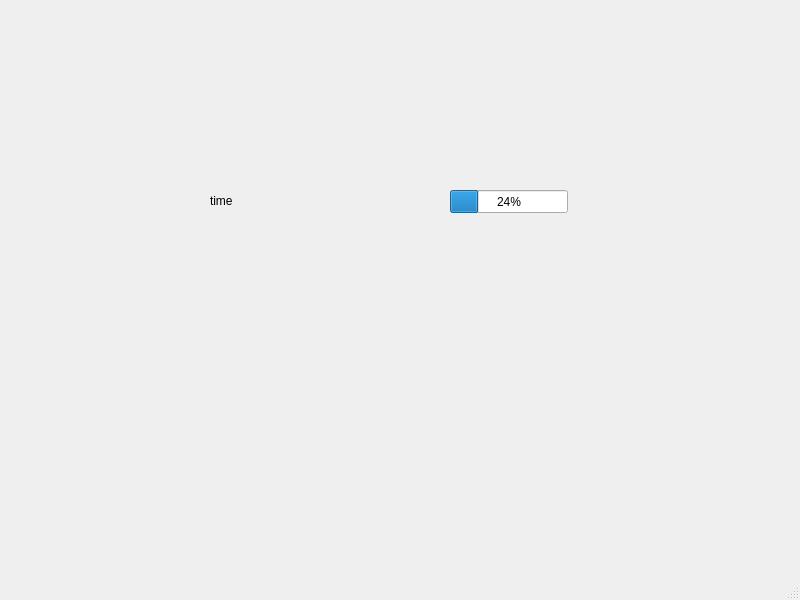
The window that mainwindow.ui (vishnulatheesh001/System-Monitor-App) describes before a commit, drawn with Qt 5.
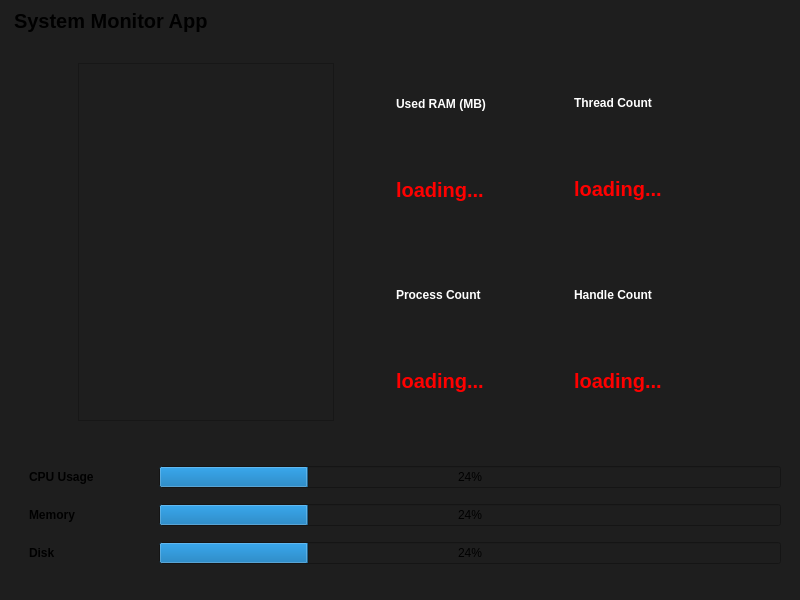
The same window after the commit.

The edit to the form file:
```diff
--- a/mainwindow.ui
+++ b/mainwindow.ui
@@ -10,46 +10,404 @@
     <height>600</height>
    </rect>
   </property>
+  <property name="sizePolicy">
+   <sizepolicy hsizetype="Fixed" vsizetype="Fixed">
+    <horstretch>0</horstretch>
+    <verstretch>0</verstretch>
+   </sizepolicy>
+  </property>
+  <property name="minimumSize">
+   <size>
+    <width>800</width>
+    <height>600</height>
+   </size>
+  </property>
+  <property name="maximumSize">
+   <size>
+    <width>800</width>
+    <height>600</height>
+   </size>
+  </property>
   <property name="windowTitle">
    <string>MainWindow</string>
   </property>
+  <property name="autoFillBackground">
+   <bool>false</bool>
+  </property>
+  <property name="styleSheet">
+   <string notr="true">background-color:#1E1E1E;</string>
+  </property>
   <widget class="QWidget" name="centralwidget">
-   <widget class="QProgressBar" name="tempProgressBar">
-    <property name="geometry">
-     <rect>
-      <x>450</x>
-      <y>190</y>
-      <width>118</width>
-      <height>23</height>
-     </rect>
-    </property>
-    <property name="value">
-     <number>24</number>
-    </property>
-   </widget>
-   <widget class="QLabel" name="timeLabel">
-    <property name="geometry">
-     <rect>
-      <x>210</x>
-      <y>180</y>
-      <width>91</width>
-      <height>41</height>
-     </rect>
-    </property>
-    <property name="text">
-     <string>time</string>
-    </property>
-   </widget>
-  </widget>
-  <widget class="QMenuBar" name="menubar">
-   <property name="geometry">
-    <rect>
-     <x>0</x>
-     <y>0</y>
-     <width>800</width>
-     <height>25</height>
-    </rect>
-   </property>
+   <layout class="QVBoxLayout" name="verticalLayout_8">
+    <item>
+     <widget class="QLabel" name="heading_label">
+      <property name="sizePolicy">
+       <sizepolicy hsizetype="Minimum" vsizetype="Fixed">
+        <horstretch>0</horstretch>
+        <verstretch>0</verstretch>
+       </sizepolicy>
+      </property>
+      <property name="styleSheet">
+       <string notr="true">font-size:20px;
+font-weight:bold;
+qproperty-alignment: 'AlignCenter';
+margin-bottom:15px;</string>
+      </property>
+      <property name="text">
+       <string>System Monitor App</string>
+      </property>
+     </widget>
+    </item>
+    <item>
+     <layout class="QHBoxLayout" name="horizontalLayout_6">
+      <item>
+       <layout class="QHBoxLayout" name="horizontalLayout_5" stretch="5,3,3">
+        <property name="leftMargin">
+         <number>60</number>
+        </property>
+        <property name="rightMargin">
+         <number>45</number>
+        </property>
+        <item>
+         <widget class="QWidget" name="widget_5" native="true">
+          <layout class="QVBoxLayout" name="verticalLayout_9" stretch="0">
+           <property name="rightMargin">
+            <number>10</number>
+           </property>
+           <item>
+            <widget class="QTableWidget" name="tableWidget">
+             <property name="enabled">
+              <bool>true</bool>
+             </property>
+             <property name="sizePolicy">
+              <sizepolicy hsizetype="Maximum" vsizetype="Expanding">
+               <horstretch>0</horstretch>
+               <verstretch>0</verstretch>
+              </sizepolicy>
+             </property>
+             <property name="maximumSize">
+              <size>
+               <width>16777215</width>
+               <height>16777215</height>
+              </size>
+             </property>
+             <property name="layoutDirection">
+              <enum>Qt::LayoutDirection::LeftToRight</enum>
+             </property>
+             <property name="autoFillBackground">
+              <bool>true</bool>
+             </property>
+             <property name="styleSheet">
+              <string notr="true">
+font-size:12px;
+font-weight:bold;</string>
+             </property>
+            </widget>
+           </item>
+          </layout>
+         </widget>
+        </item>
+        <item>
+         <layout class="QVBoxLayout" name="verticalLayout_6">
+          <property name="leftMargin">
+           <number>10</number>
+          </property>
+          <item>
+           <widget class="QWidget" name="widget" native="true">
+            <property name="styleSheet">
+             <string notr="true">
+</string>
+            </property>
+            <layout class="QVBoxLayout" name="verticalLayout_2">
+             <item>
+              <widget class="QLabel" name="label_5">
+               <property name="styleSheet">
+                <string notr="true">color:white;
+font-size:12px;
+font-weight:bold;
+ qproperty-alignment: 'AlignCenter';</string>
+               </property>
+               <property name="text">
+                <string>Used RAM (MB)</string>
+               </property>
+              </widget>
+             </item>
+             <item>
+              <widget class="QLabel" name="RAM_label">
+               <property name="layoutDirection">
+                <enum>Qt::LayoutDirection::LeftToRight</enum>
+               </property>
+               <property name="styleSheet">
+                <string notr="true">color : red;
+font-size:20px;
+font-weight:bold;
+
+ qproperty-alignment: 'AlignCenter';</string>
+               </property>
+               <property name="text">
+                <string>loading...</string>
+               </property>
+              </widget>
+             </item>
+            </layout>
+           </widget>
+          </item>
+          <item>
+           <widget class="QWidget" name="widget_2" native="true">
+            <property name="styleSheet">
+             <string notr="true">/*
+background-color: #100638;
+background-image: linear-gradient(170deg, #100638 0%, #073631 100%);
+</string>
+            </property>
+            <layout class="QVBoxLayout" name="verticalLayout_3">
+             <item>
+              <widget class="QLabel" name="label_6">
+               <property name="styleSheet">
+                <string notr="true">color:white;
+font-size:12px;
+font-weight:bold;
+ qproperty-alignment: 'AlignCenter';</string>
+               </property>
+               <property name="text">
+                <string>Process Count</string>
+               </property>
+              </widget>
+             </item>
+             <item>
+              <widget class="QLabel" name="Process_label">
+               <property name="layoutDirection">
+                <enum>Qt::LayoutDirection::LeftToRight</enum>
+               </property>
+               <property name="styleSheet">
+                <string notr="true">color : red;
+font-size:20px;
+font-weight:bold;
+
+ qproperty-alignment: 'AlignCenter';</string>
+               </property>
+               <property name="text">
+                <string>loading...</string>
+               </property>
+              </widget>
+             </item>
+            </layout>
+           </widget>
+          </item>
+         </layout>
+        </item>
+        <item>
+         <layout class="QVBoxLayout" name="verticalLayout_7">
+          <item>
+           <widget class="QWidget" name="widget_3" native="true">
+            <property name="styleSheet">
+             <string notr="true">/*
+background-color: #100638;
+background-image: linear-gradient(170deg, #100638 0%, #073631 100%);
+</string>
+            </property>
+            <layout class="QVBoxLayout" name="verticalLayout_4">
+             <property name="spacing">
+              <number>7</number>
+             </property>
+             <property name="bottomMargin">
+              <number>11</number>
+             </property>
+             <item>
+              <widget class="QLabel" name="label_7">
+               <property name="styleSheet">
+                <string notr="true">color:white
+;
+
+font-size:12px;
+font-weight:bold;
+ qproperty-alignment: 'AlignCenter';</string>
+               </property>
+               <property name="text">
+                <string>Thread Count</string>
+               </property>
+              </widget>
+             </item>
+             <item>
+              <widget class="QLabel" name="Thread_label">
+               <property name="layoutDirection">
+                <enum>Qt::LayoutDirection::LeftToRight</enum>
+               </property>
+               <property name="styleSheet">
+                <string notr="true">color : red;
+font-size:20px;
+font-weight:bold;
+ qproperty-alignment: 'AlignCenter';</string>
+               </property>
+               <property name="text">
+                <string>loading...</string>
+               </property>
+              </widget>
+             </item>
+            </layout>
+           </widget>
+          </item>
+          <item>
+           <widget class="QWidget" name="widget_4" native="true">
+            <property name="styleSheet">
+             <string notr="true">/*
+background-color: #100638;
+background-image: linear-gradient(170deg, #100638 0%, #073631 100%);
+</string>
+            </property>
+            <layout class="QVBoxLayout" name="verticalLayout_5">
+             <item>
+              <widget class="QLabel" name="label_8">
+               <property name="styleSheet">
+                <string notr="true">color:white;
+
+font-size:12px;
+font-weight:bold;
+ qproperty-alignment: 'AlignCenter';</string>
+               </property>
+               <property name="text">
+                <string>Handle Count</string>
+               </property>
+              </widget>
+             </item>
+             <item>
+              <widget class="QLabel" name="Handles_label">
+               <property name="layoutDirection">
+                <enum>Qt::LayoutDirection::LeftToRight</enum>
+               </property>
+               <property name="styleSheet">
+                <string notr="true">color : red;
+font-size:20px;
+font-weight:bold;
+ qproperty-alignment: 'AlignCenter';</string>
+               </property>
+               <property name="text">
+                <string>loading...</string>
+               </property>
+              </widget>
+             </item>
+            </layout>
+           </widget>
+          </item>
+         </layout>
+        </item>
+       </layout>
+      </item>
+     </layout>
+    </item>
+    <item>
+     <layout class="QVBoxLayout" name="verticalLayout">
+      <property name="leftMargin">
+       <number>20</number>
+      </property>
+      <property name="topMargin">
+       <number>25</number>
+      </property>
+      <property name="rightMargin">
+       <number>10</number>
+      </property>
+      <property name="bottomMargin">
+       <number>0</number>
+      </property>
+      <item>
+       <layout class="QHBoxLayout" name="horizontalLayout_2" stretch="1,5">
+        <property name="topMargin">
+         <number>5</number>
+        </property>
+        <property name="bottomMargin">
+         <number>5</number>
+        </property>
+        <item>
+         <widget class="QLabel" name="label_2">
+          <property name="styleSheet">
+           <string notr="true">
+font-size:12px;
+font-weight:bold;</string>
+          </property>
+          <property name="text">
+           <string>CPU Usage</string>
+          </property>
+         </widget>
+        </item>
+        <item>
+         <widget class="QProgressBar" name="cpuProgressBar">
+          <property name="minimumSize">
+           <size>
+            <width>10</width>
+            <height>10</height>
+           </size>
+          </property>
+          <property name="styleSheet">
+           <string notr="true"/>
+          </property>
+          <property name="value">
+           <number>24</number>
+          </property>
+         </widget>
+        </item>
+       </layout>
+      </item>
+      <item>
+       <layout class="QHBoxLayout" name="horizontalLayout_3" stretch="1,5">
+        <property name="topMargin">
+         <number>5</number>
+        </property>
+        <property name="bottomMargin">
+         <number>5</number>
+        </property>
+        <item>
+         <widget class="QLabel" name="label_3">
+          <property name="styleSheet">
+           <string notr="true">
+font-size:12px;
+font-weight:bold;</string>
+          </property>
+          <property name="text">
+           <string>Memory </string>
+          </property>
+         </widget>
+        </item>
+        <item>
+         <widget class="QProgressBar" name="memoryProgressBar">
+          <property name="value">
+           <number>24</number>
+          </property>
+         </widget>
+        </item>
+       </layout>
+      </item>
+      <item>
+       <layout class="QHBoxLayout" name="horizontalLayout_4" stretch="1,5">
+        <property name="topMargin">
+         <number>5</number>
+        </property>
+        <property name="bottomMargin">
+         <number>5</number>
+        </property>
+        <item>
+         <widget class="QLabel" name="label_4">
+          <property name="styleSheet">
+           <string notr="true">
+font-size:12px;
+font-weight:bold;</string>
+          </property>
+          <property name="text">
+           <string>Disk</string>
+          </property>
+         </widget>
+        </item>
+        <item>
+         <widget class="QProgressBar" name="diskProgressBar">
+          <property name="value">
+           <number>24</number>
+          </property>
+         </widget>
+        </item>
+       </layout>
+      </item>
+     </layout>
+    </item>
+   </layout>
   </widget>
   <widget class="QStatusBar" name="statusbar"/>
  </widget>
```
